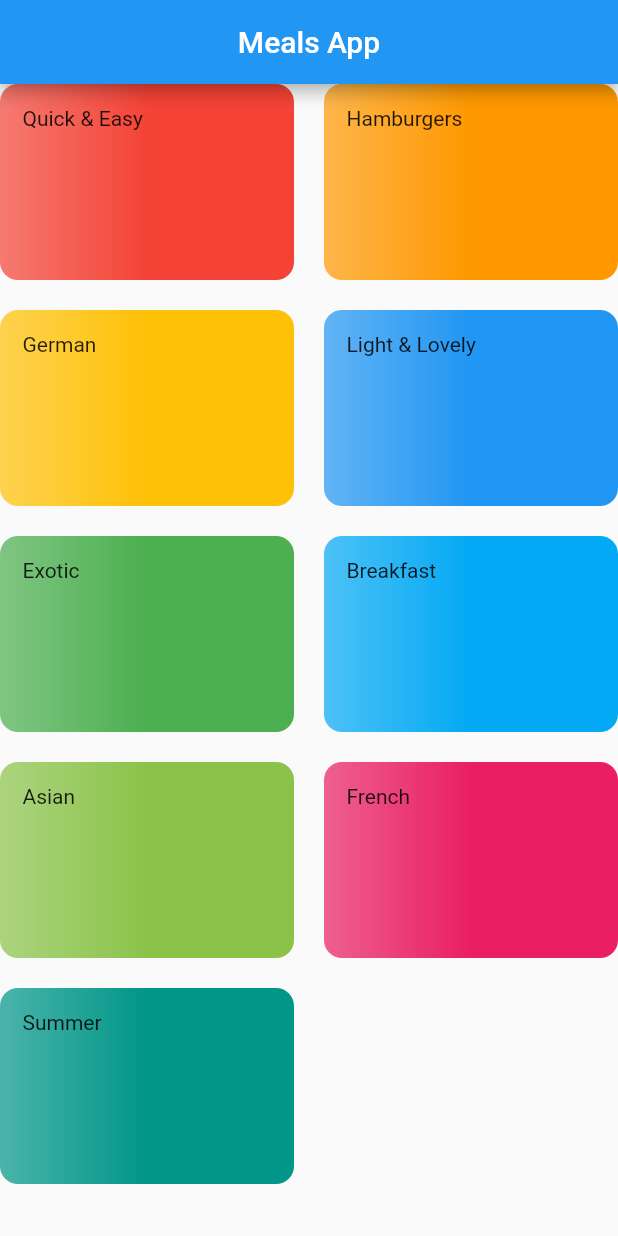
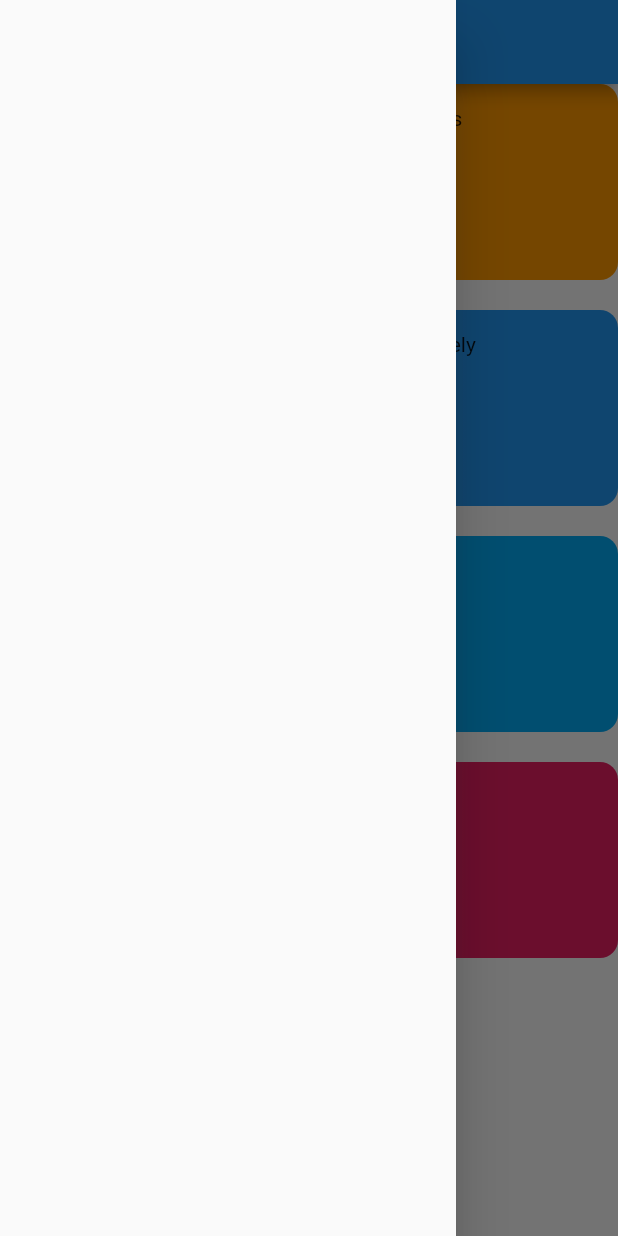
Before and after one commit to cecililu/Flutter_MealApp, a Flutter app: the screen it shows after launch, with the side drawer open (before the commit the screen has no drawer), on a phone screen of 412 x 824 dp. Run offline on Flutter 3.47's test engine with Material 2 defaults, Android fonts, the phone set to English and light mode, and no system bars.

Commit message:
clean up my home page and shifting scaffholl to category screen

```diff
--- a/lib/categories_screen.dart
+++ b/lib/categories_screen.dart
@@ -12,7 +12,11 @@ class Categories_screen extends StatefulWidget {
 class _Categories_screenState extends State<Categories_screen> {
   @override
   Widget build(BuildContext context) {
-    return GridView(
+    return Scaffold(
+       drawerEnableOpenDragGesture: false,
+      drawer: Drawer(),
+      appBar: AppBar(title:Center(child: Text('Meal App'),)),
+      body:GridView(
       gridDelegate: const SliverGridDelegateWithMaxCrossAxisExtent(
           maxCrossAxisExtent: 200,
           childAspectRatio: 3 / 2,
@@ -22,6 +26,6 @@ class _Categories_screenState extends State<Categories_screen> {
         return Categoryitem(
             title: categoryData.title, color: categoryData.color);
       }).toList(),
-    );
+    ));
   }
 }
--- a/lib/main.dart
+++ b/lib/main.dart
@@ -8,74 +8,65 @@ void main() {
 class MyApp extends StatelessWidget {
   const MyApp({super.key});
 
-  // This widget is the root of your application.
+
   @override
   Widget build(BuildContext context) {
     return MaterialApp(
       title: 'Flutter Demo',
       theme: ThemeData(
-        // This is the theme of your application.
-        //
-        // Try running your application with "flutter run". You'll see the
-        // application has a blue toolbar. Then, without quitting the app, try
-        // changing the primarySwatch below to Colors.green and then invoke
-        // "hot reload" (press "r" in the console where you ran "flutter run",
-        // or simply save your changes to "hot reload" in a Flutter IDE).
-        // Notice that the counter didn't reset back to zero; the application
-        // is not restarted.
         primarySwatch: Colors.blue,
       ),
-      home: const MyHomePage(title: 'Meals App'),
+      home: const Categories_screen(),
     );
   }
 }
 
-class MyHomePage extends StatefulWidget {
-  const MyHomePage({super.key, required this.title});
-  // This widget is the home page of your application. It is stateful, meaning
-  // that it has a State object (defined below) that contains fields that affect
-  // how it looks.
+// class MyHomePage extends StatefulWidget {
+//   const MyHomePage({super.key, required this.title});
+//   // This widget is the home page of your application. It is stateful, meaning
+//   // that it has a State object (defined below) that contains fields that affect
+//   // how it looks.
 
-  // This class is the configuration for the state. It holds the values (in this
-  // case the title) provided by the parent (in this case the App widget) and
-  // used by the build method of the State. Fields in a Widget subclass are
-  // always marked "final".
+//   // This class is the configuration for the state. It holds the values (in this
+//   // case the title) provided by the parent (in this case the App widget) and
+//   // used by the build method of the State. Fields in a Widget subclass are
+//   // always marked "final".
 
-  final String title;
+//   final String title;
 
-  @override
-  State<MyHomePage> createState() => _MyHomePageState();
-}
+//   @override
+//   State<MyHomePage> createState() => _MyHomePageState();
+// }
 
-class _MyHomePageState extends State<MyHomePage> {
-  int _counter = 0;
+// class _MyHomePageState extends State<MyHomePage> {
+//   int _counter = 0;
 
-  void _incrementCounter() {
-    setState(() {
-      // This call to setState tells the Flutter framework that something has
-      // changed in this State, which causes it to rerun the build method below
-      // so that the display can reflect the updated values. If we changed
-      // _counter without calling setState(), then the build method would not be
-      // called again, and so nothing would appear to happen.
-      _counter++;
-    });
-  }
+//   void _incrementCounter() {
+//     setState(() {
+//       // This call to setState tells the Flutter framework that something has
+//       // changed in this State, which causes it to rerun the build method below
+//       // so that the display can reflect the updated values. If we changed
+//       // _counter without calling setState(), then the build method would not be
+//       // called again, and so nothing would appear to happen.
+//       _counter++;
+//     });
+//   }
 
-  @override
-  Widget build(BuildContext context) {
-    // This method is rerun every time setState is called, for instance as done
-    // by the _incrementCounter method above.
-    //
-    // The Flutter framework has been optimized to make rerunning build methods
-    // fast, so that you can just rebuild anything that needs updating rather
-    // than having to individually change instances of widgets.
-    return Scaffold(
-        appBar: AppBar(
-      title: Center(
-        child: Text(widget.title),
-      ),
-    ),
-    body: Categories_screen(),
-    );
-  }
-}
+//   @override
+//   Widget build(BuildContext context) {
+//     // This method is rerun every time setState is called, for instance as done
+//     // by the _incrementCounter method above.
+//     //
+//     // The Flutter framework has been optimized to make rerunning build methods
+//     // fast, so that you can just rebuild anything that needs updating rather
+//     // than having to individually change instances of widgets.
+//     return Scaffold(
+//         appBar: AppBar(
+//       title: Center(
+//         child: Text(widget.title),
+//       ),
+//     ),
+//     body: Categories_screen(),
+//     );
+//   }
+// }
```
